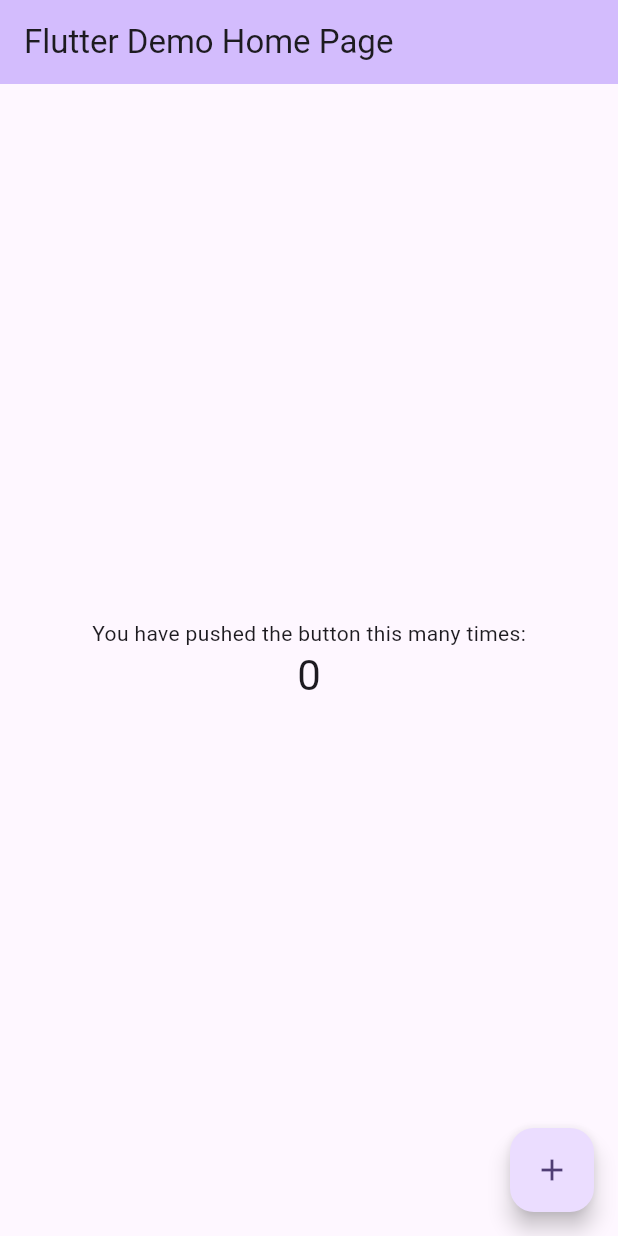
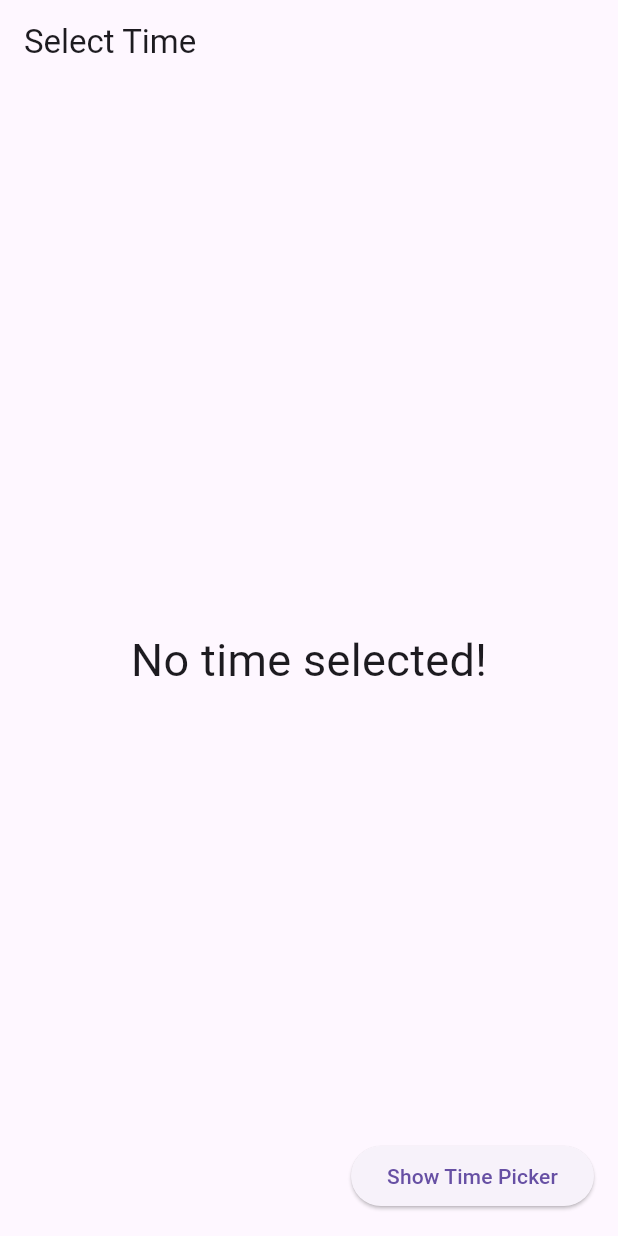
Before and after one commit to RAVISHANKAR2608/flutter-pfour, a Flutter app: the screen it shows after launch, on a phone screen of 412 x 824 dp. Run offline on Flutter 3.47's test engine with Material 3 defaults, Android fonts, the phone set to English and light mode, and no system bars.

Commit message:
Select Time

```diff
--- a/lib/main.dart
+++ b/lib/main.dart
@@ -5,121 +5,56 @@
 }
 
 class MyApp extends StatelessWidget {
-  const MyApp({super.key});
+  const MyApp({Key? key}) : super(key: key);
 
-  // This widget is the root of your application.
   @override
   Widget build(BuildContext context) {
-    return MaterialApp(
-      title: 'Flutter Demo',
-      theme: ThemeData(
-        // This is the theme of your application.
-        //
-        // TRY THIS: Try running your application with "flutter run". You'll see
-        // the application has a purple toolbar. Then, without quitting the app,
-        // try changing the seedColor in the colorScheme below to Colors.green
-        // and then invoke "hot reload" (save your changes or press the "hot
-        // reload" button in a Flutter-supported IDE, or press "r" if you used
-        // the command line to start the app).
-        //
-        // Notice that the counter didn't reset back to zero; the application
-        // state is not lost during the reload. To reset the state, use hot
-        // restart instead.
-        //
-        // This works for code too, not just values: Most code changes can be
-        // tested with just a hot reload.
-        colorScheme: ColorScheme.fromSeed(seedColor: Colors.deepPurple),
-        useMaterial3: true,
-      ),
-      home: const MyHomePage(title: 'Flutter Demo Home Page'),
+    return const MaterialApp(
+      // Remove the debug banner
+      debugShowCheckedModeBanner: false,
+      title: 'Select Time',
+      home: HomePage(),
     );
   }
 }
 
-class MyHomePage extends StatefulWidget {
-  const MyHomePage({super.key, required this.title});
-
-  // This widget is the home page of your application. It is stateful, meaning
-  // that it has a State object (defined below) that contains fields that affect
-  // how it looks.
-
-  // This class is the configuration for the state. It holds the values (in this
-  // case the title) provided by the parent (in this case the App widget) and
-  // used by the build method of the State. Fields in a Widget subclass are
-  // always marked "final".
-
-  final String title;
+class HomePage extends StatefulWidget {
+  const HomePage({Key? key}) : super(key: key);
 
   @override
-  State<MyHomePage> createState() => _MyHomePageState();
+  State<HomePage> createState() => _HomePageState();
 }
 
-class _MyHomePageState extends State<MyHomePage> {
-  int _counter = 0;
+class _HomePageState extends State<HomePage> {
+  String? _selectedTime;
 
-  void _incrementCounter() {
-    setState(() {
-      // This call to setState tells the Flutter framework that something has
-      // changed in this State, which causes it to rerun the build method below
-      // so that the display can reflect the updated values. If we changed
-      // _counter without calling setState(), then the build method would not be
-      // called again, and so nothing would appear to happen.
-      _counter++;
-    });
+  // We don't need to pass a context to the _show() function
+  // You can safety use context as below
+  Future<void> _show() async {
+    final TimeOfDay? result =
+        await showTimePicker(context: context, initialTime: TimeOfDay.now());
+    if (result != null) {
+      setState(() {
+        _selectedTime = result.format(context);
+      });
+      print(_selectedTime);
+    }
   }
 
   @override
   Widget build(BuildContext context) {
-    // This method is rerun every time setState is called, for instance as done
-    // by the _incrementCounter method above.
-    //
-    // The Flutter framework has been optimized to make rerunning build methods
-    // fast, so that you can just rebuild anything that needs updating rather
-    // than having to individually change instances of widgets.
     return Scaffold(
       appBar: AppBar(
-        // TRY THIS: Try changing the color here to a specific color (to
-        // Colors.amber, perhaps?) and trigger a hot reload to see the AppBar
-        // change color while the other colors stay the same.
-        backgroundColor: Theme.of(context).colorScheme.inversePrimary,
-        // Here we take the value from the MyHomePage object that was created by
-        // the App.build method, and use it to set our appbar title.
-        title: Text(widget.title),
+        title: const Text('Select Time'),
       ),
       body: Center(
-        // Center is a layout widget. It takes a single child and positions it
-        // in the middle of the parent.
-        child: Column(
-          // Column is also a layout widget. It takes a list of children and
-          // arranges them vertically. By default, it sizes itself to fit its
-          // children horizontally, and tries to be as tall as its parent.
-          //
-          // Column has various properties to control how it sizes itself and
-          // how it positions its children. Here we use mainAxisAlignment to
-          // center the children vertically; the main axis here is the vertical
-          // axis because Columns are vertical (the cross axis would be
-          // horizontal).
-          //
-          // TRY THIS: Invoke "debug painting" (choose the "Toggle Debug Paint"
-          // action in the IDE, or press "p" in the console), to see the
-          // wireframe for each widget.
-          mainAxisAlignment: MainAxisAlignment.center,
-          children: <Widget>[
-            const Text(
-              'You have pushed the button this many times:',
-            ),
-            Text(
-              '$_counter',
-              style: Theme.of(context).textTheme.headlineMedium,
-            ),
-          ],
+        child: Text(
+          _selectedTime != null ? _selectedTime! : 'No time selected!',
+          style: const TextStyle(fontSize: 30),
         ),
       ),
-      floatingActionButton: FloatingActionButton(
-        onPressed: _incrementCounter,
-        tooltip: 'Increment',
-        child: const Icon(Icons.add),
-      ), // This trailing comma makes auto-formatting nicer for build methods.
+      floatingActionButton: ElevatedButton(
+          onPressed: _show, child: const Text('Show Time Picker')),
     );
   }
 }
```
